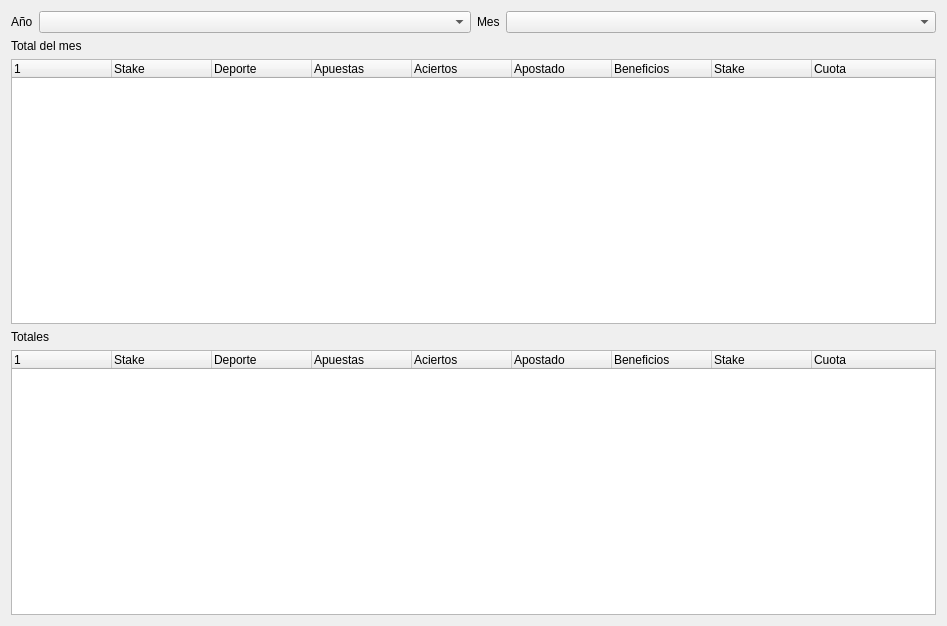
Qt form ui/stats_stake.ui (soker90/betcon) before a commit.
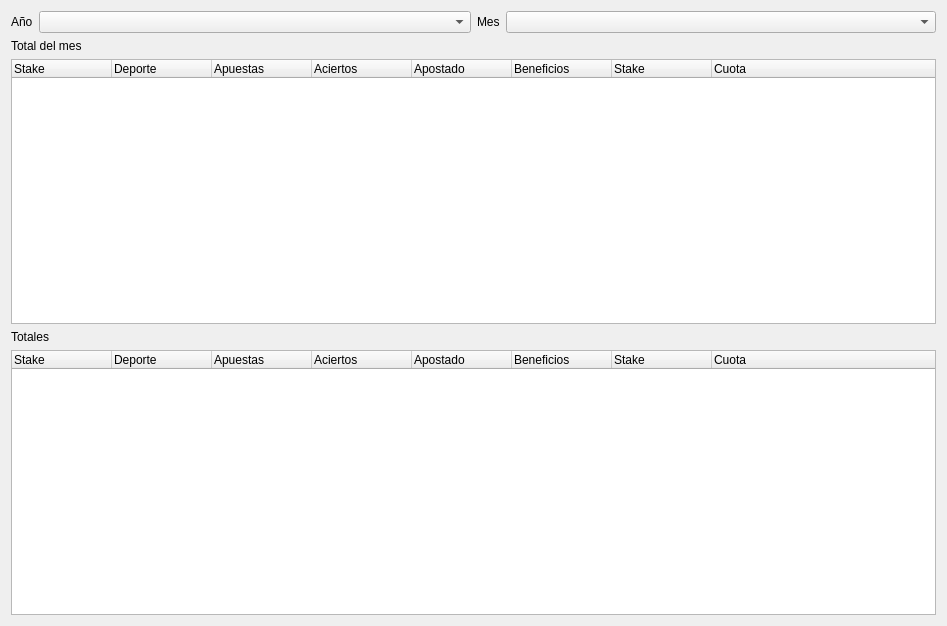
The same form after that commit.

Commit message: 1. Added region stats

The edit to the form file:
```diff
--- a/ui/stats_stake.ui
+++ b/ui/stats_stake.ui
@@ -55,11 +55,6 @@
    </item>
    <item>
     <widget class="QTreeWidget" name="treeMonth">
-     <column>
-      <property name="text">
-       <string/>
-      </property>
-     </column>
      <column>
       <property name="text">
        <string>Stake</string>
@@ -111,11 +106,6 @@
    </item>
    <item>
     <widget class="QTreeWidget" name="treeTotal">
-     <column>
-      <property name="text">
-       <string/>
-      </property>
-     </column>
      <column>
       <property name="text">
        <string>Stake</string>
```
The commit also changes 4 other files.
